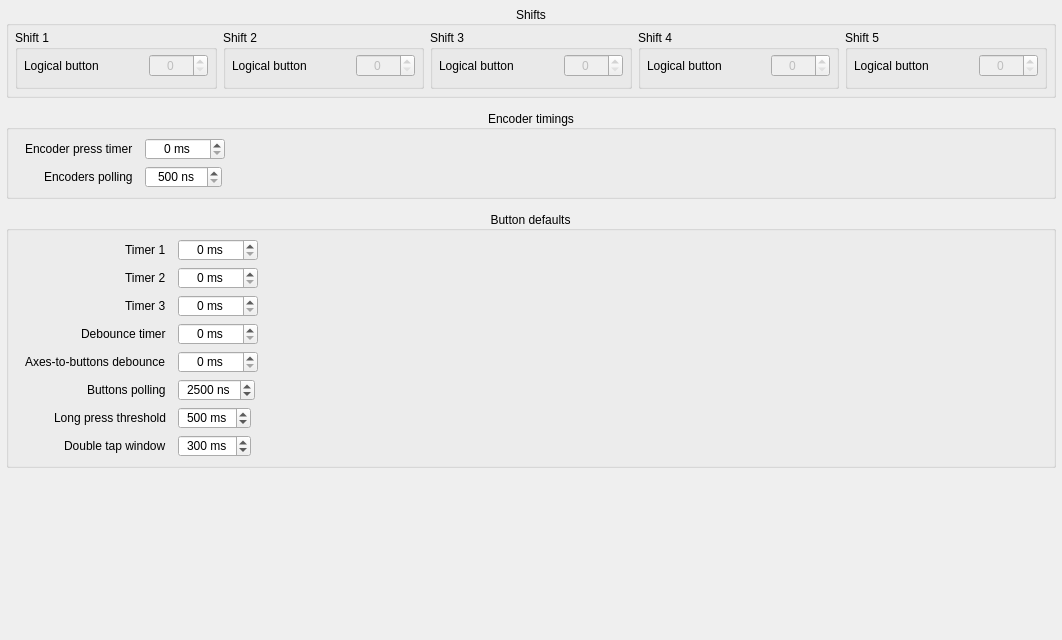
anpeaco/FreeJoyXConfiguratorQt, file src/widgets/shifts-timers/shiftstimersconfig.ui: the form before one commit.
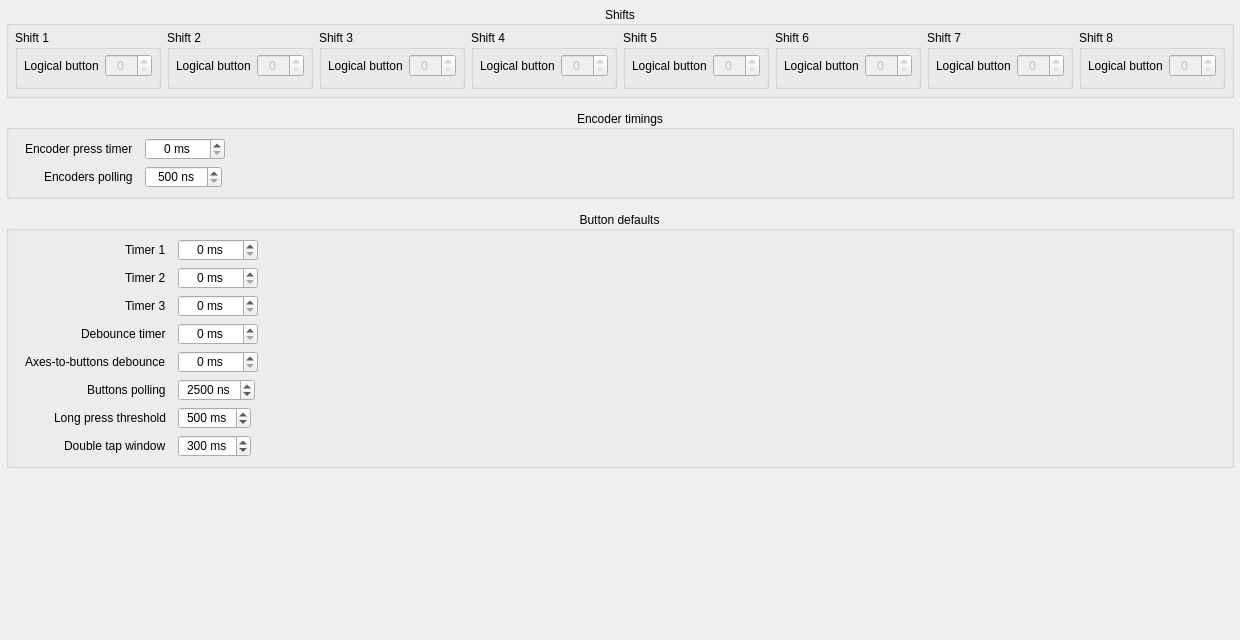
The form after the commit.

Commit message: Expand shift modifiers from 5 to 8

The edit to the form file:
```diff
--- a/src/widgets/shifts-timers/shiftstimersconfig.ui
+++ b/src/widgets/shifts-timers/shiftstimersconfig.ui
@@ -240,6 +240,120 @@
        </layout>
       </widget>
      </item>
+     <item>
+      <widget class="QGroupBox" name="groupBox_Shift6">
+       <property name="title">
+        <string>Shift 6</string>
+       </property>
+       <layout class="QHBoxLayout" name="horizontalLayout_7" stretch="2,1">
+        <property name="leftMargin">
+         <number>6</number>
+        </property>
+        <property name="topMargin">
+         <number>4</number>
+        </property>
+        <property name="rightMargin">
+         <number>6</number>
+        </property>
+        <item>
+         <widget class="QLabel" name="text_shift6_logicalButton">
+          <property name="text">
+           <string>Logical button</string>
+          </property>
+         </widget>
+        </item>
+        <item>
+         <widget class="QSpinBox" name="spinBox_Shift6">
+          <property name="enabled">
+           <bool>false</bool>
+          </property>
+          <property name="alignment">
+           <set>Qt::AlignCenter</set>
+          </property>
+          <property name="maximum">
+           <number>128</number>
+          </property>
+         </widget>
+        </item>
+       </layout>
+      </widget>
+     </item>
+     <item>
+      <widget class="QGroupBox" name="groupBox_Shift7">
+       <property name="title">
+        <string>Shift 7</string>
+       </property>
+       <layout class="QHBoxLayout" name="horizontalLayout_8" stretch="2,1">
+        <property name="leftMargin">
+         <number>6</number>
+        </property>
+        <property name="topMargin">
+         <number>4</number>
+        </property>
+        <property name="rightMargin">
+         <number>6</number>
+        </property>
+        <item>
+         <widget class="QLabel" name="text_shift7_logicalButton">
+          <property name="text">
+           <string>Logical button</string>
+          </property>
+         </widget>
+        </item>
+        <item>
+         <widget class="QSpinBox" name="spinBox_Shift7">
+          <property name="enabled">
+           <bool>false</bool>
+          </property>
+          <property name="alignment">
+           <set>Qt::AlignCenter</set>
+          </property>
+          <property name="maximum">
+           <number>128</number>
+          </property>
+         </widget>
+        </item>
+       </layout>
+      </widget>
+     </item>
+     <item>
+      <widget class="QGroupBox" name="groupBox_Shift8">
+       <property name="title">
+        <string>Shift 8</string>
+       </property>
+       <layout class="QHBoxLayout" name="horizontalLayout_9" stretch="2,1">
+        <property name="leftMargin">
+         <number>6</number>
+        </property>
+        <property name="topMargin">
+         <number>4</number>
+        </property>
+        <property name="rightMargin">
+         <number>6</number>
+        </property>
+        <item>
+         <widget class="QLabel" name="text_shift8_logicalButton">
+          <property name="text">
+           <string>Logical button</string>
+          </property>
+         </widget>
+        </item>
+        <item>
+         <widget class="QSpinBox" name="spinBox_Shift8">
+          <property name="enabled">
+           <bool>false</bool>
+          </property>
+          <property name="alignment">
+           <set>Qt::AlignCenter</set>
+          </property>
+          <property name="maximum">
+           <number>128</number>
+          </property>
+         </widget>
+        </item>
+       </layout>
+      </widget>
+     </item>
      </layout>
     </widget>
    </item>
```
The commit also changes 9 other files.
